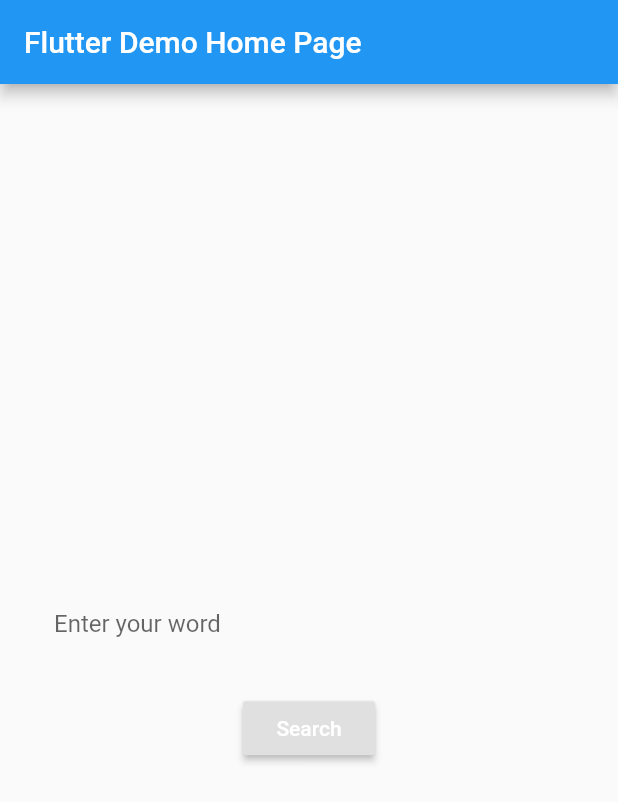
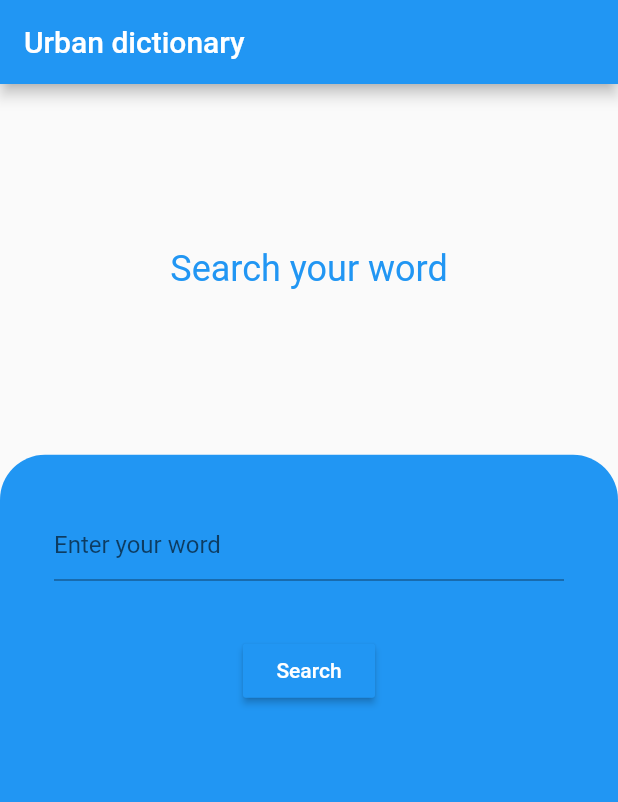
Before and after one commit to JankovicsSandor/flutter_urban_dictionary, a Flutter app: the screen it shows after launch, on a phone screen of 412 x 824 dp. Shown: the top 802 px of the screen. Run offline on Flutter 3.47's test engine with Material 2 defaults, Android fonts, the phone set to English and light mode, and no system bars.

Commit message:
add new layout to screen

```diff
--- a/lib/main.dart
+++ b/lib/main.dart
@@ -21,7 +21,12 @@ class MyApp extends StatelessWidget {
         // is not restarted.
         primarySwatch: Colors.blue,
       ),
-      home: MyHomePage(title: 'Flutter Demo Home Page'),
+      darkTheme: ThemeData(
+        brightness: Brightness.dark,
+        primaryColor: Colors.black,
+        accentColor: Colors.blueGrey,
+      ),
+      home: MyHomePage(title: 'Urban dictionary'),
     );
   }
 }
@@ -47,6 +52,8 @@ class MyHomePage extends StatefulWidget {
 class _MyHomePageState extends State<MyHomePage> {
   String searchText;
 
+  bool keyboardOpen = false;
+
   @override
   Widget build(BuildContext context) {
     // This method is rerun every time setState is called, for instance as done
@@ -62,16 +69,67 @@ class _MyHomePageState extends State<MyHomePage> {
         title: Text(widget.title),
       ),
       body: GestureDetector(
+        onTap: () {
+          FocusScope.of(context).unfocus();
+          setState(() {
+            keyboardOpen = false;
+          });
+        },
         child: Center(
+          child: Column(
+            children: <Widget>[
+              Container(
+                height: keyboardOpen
+                    ? MediaQuery.of(context).size.height * 0.1
+                    : MediaQuery.of(context).size.height * 0.3,
                 child: Column(
                   mainAxisAlignment: MainAxisAlignment.center,
                   children: <Widget>[
                     Padding(
+                      padding: const EdgeInsets.all(8.0),
+                      child: Text(
+                        "Search your word",
+                        style: TextStyle(
+                            fontSize: 24, color: Theme.of(context).accentColor),
+                      ),
+                    ),
+                  ],
+                ),
+              ),
+              Expanded(
+                child: Container(
+                  decoration: BoxDecoration(
+                      color: Theme.of(context).primaryColor,
+                      borderRadius: BorderRadius.only(
+                          topLeft: Radius.circular(30),
+                          topRight: Radius.circular(30))),
+                  child: Column(
+                    children: <Widget>[
+                      Padding(
                         padding: const EdgeInsets.all(36.0),
                         child: TextFormField(
-                  decoration: const InputDecoration.collapsed(
+                          textInputAction: TextInputAction.done,
+                          decoration: const InputDecoration(
                             hintText: 'Enter your word',
                           ),
+                          onTap: () {
+                            setState(() {
+                              keyboardOpen = true;
+                            });
+                          },
+                          onFieldSubmitted: (val) {
+                            setState(() {
+                              keyboardOpen = false;
+                              Navigator.push(
+                                context,
+                                MaterialPageRoute(
+                                  builder: (_) => SearchResultScreen(
+                                    searchText,
+                                  ),
+                                ),
+                              );
+                            });
+                          },
                           textCapitalization: TextCapitalization.sentences,
                           onChanged: (value) {
                             searchText = value;
@@ -80,6 +138,7 @@ class _MyHomePageState extends State<MyHomePage> {
                       ),
                       RaisedButton(
                         elevation: 2.0,
+                        color: Theme.of(context).accentColor,
                         child: Text(
                           "Search",
                           style: TextStyle(color: Colors.white),
@@ -90,8 +149,14 @@ class _MyHomePageState extends State<MyHomePage> {
                             MaterialPageRoute(
                               builder: (_) => SearchResultScreen(
                                 searchText,
-                              )))
+                              ),
+                            ),
+                          )
                         },
+                      )
+                    ],
+                  ),
+                ),
               )
             ],
           ),
```
Also changed, not shown: lib/widgets/definition_item.dart (+39 -22 lines). Lines whose indentation alone changed are shown as unchanged.
